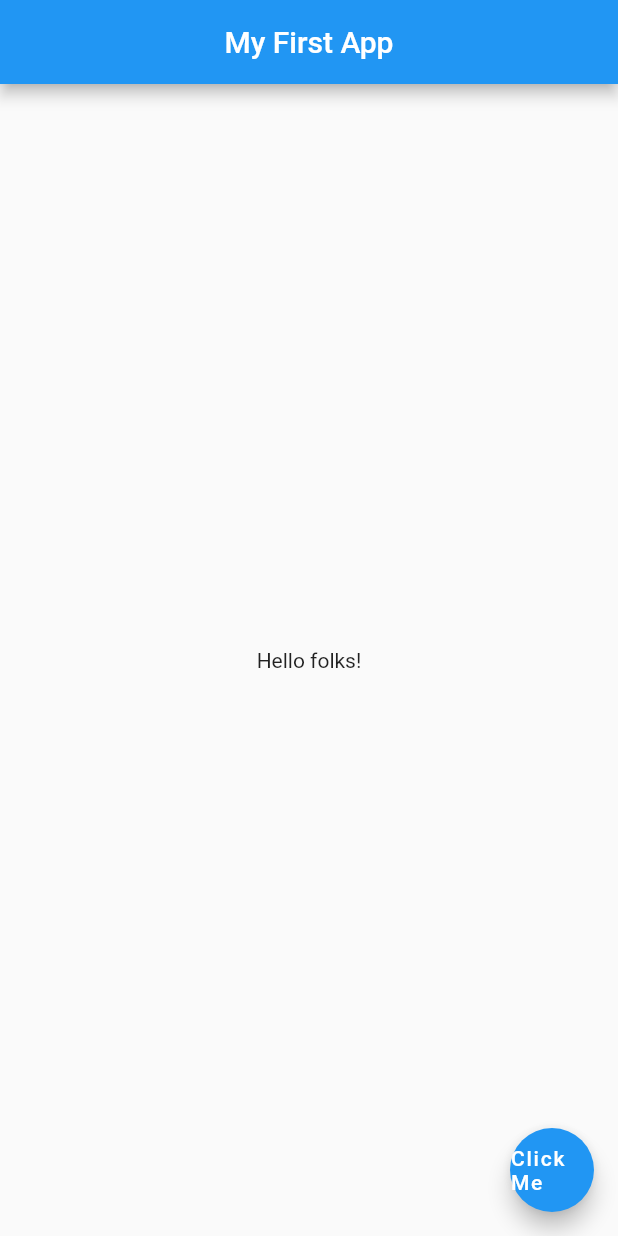
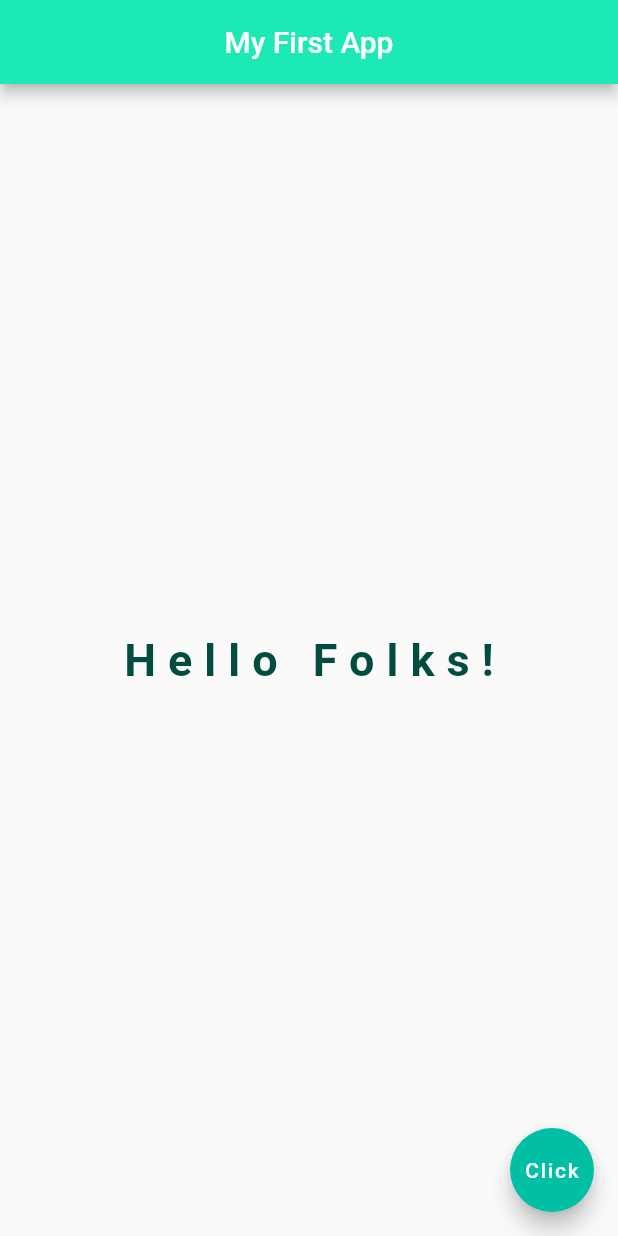
Before and after one commit to Genesis2412/FlutterProject, a Flutter app: the screen it shows after launch, on a phone screen of 412 x 824 dp. Run offline on Flutter 3.47's test engine with Material 2 defaults, Android fonts, the phone set to English and light mode, and no system bars.

```diff
--- a/myProject/lib/main.dart
+++ b/myProject/lib/main.dart
@@ -5,22 +5,42 @@ import 'package:flutter/material.dart';
 //centerTitle- align the title in the center
 //body- container for the body section
 //child- We always need child properties in a widget when putting a widget in another widget
+//stateless Widgets- the state of the widget cannot change over time
+//Stateful Widget- the state of the widget can change over time
 
 void main()
 {
   runApp(MaterialApp(
-    home: Scaffold(
+    home: Homes()
+  ));
+}
+
+//help with hot reload enter st class
+class Homes extends StatelessWidget {
+  @override
+  Widget build(BuildContext context) {
+    return Scaffold(
       appBar: AppBar(
         title: Text('My First App'),
         centerTitle: true,
+        backgroundColor: Colors.tealAccent[400],
       ),
       body: Center(
-        child: Text('Hello folks!'),
+        child: Text(
+          'Hello Folks!',
+          style: TextStyle(
+            fontSize: 30.0,
+            fontWeight: FontWeight.bold,
+            letterSpacing: 8.0,
+            color: Colors.teal[900],
+          ),
+          ),
         ),
         floatingActionButton: FloatingActionButton(
           onPressed: () {  },
-          child: Text('Click Me'),
+          child: Text('Click'),
+          backgroundColor: Colors.tealAccent[700],
         ),
-    ),
-  ));
+    );
+  }
 }
```
